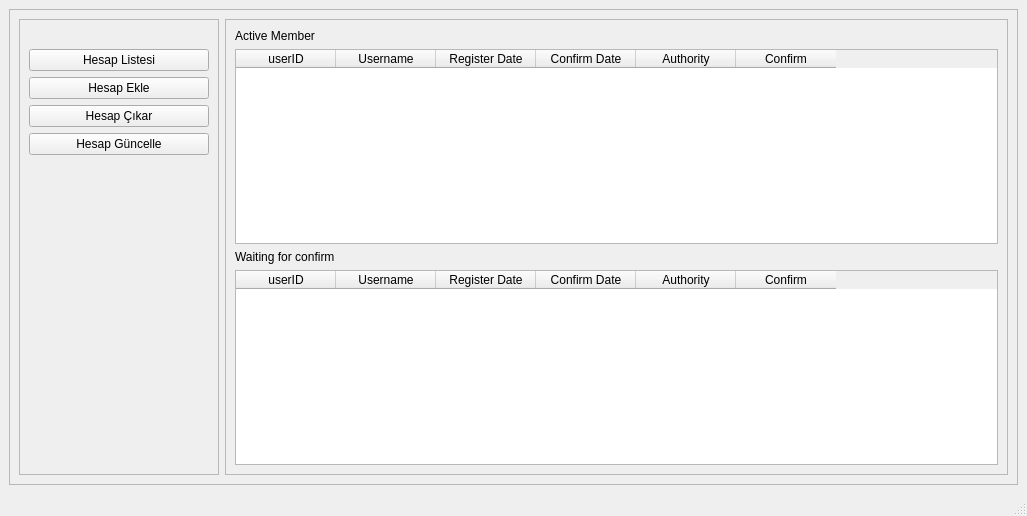
Before: the Qt Designer form design/main_menu.ui in turancan-p/User-Management-With-Mysql, drawn with Qt 5.
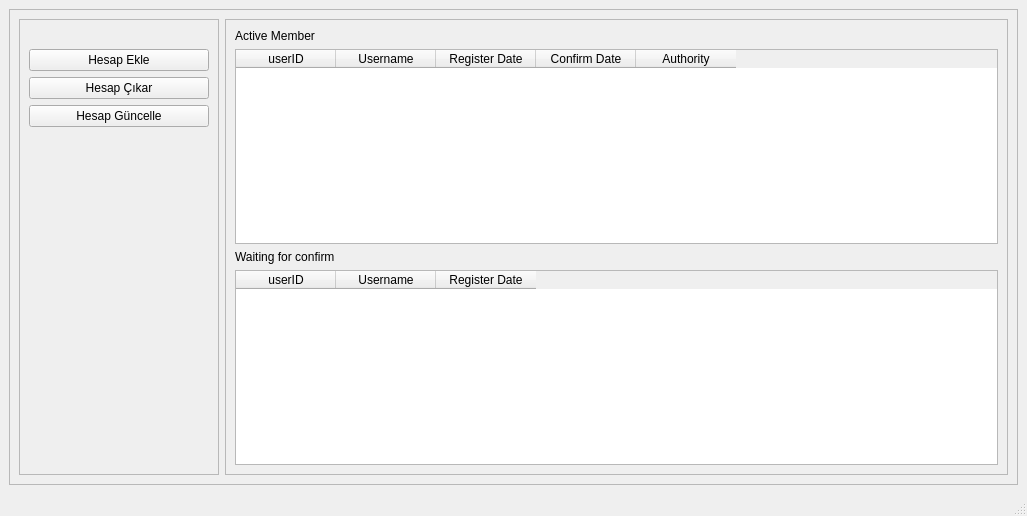
After: the same form once the commit is applied.

What changed in the file:
```diff
--- a/design/main_menu.ui
+++ b/design/main_menu.ui
@@ -63,13 +63,6 @@
                </property>
               </widget>
              </item>
-             <item>
-              <widget class="QPushButton" name="account_list_button">
-               <property name="text">
-                <string>Hesap Listesi</string>
-               </property>
-              </widget>
-             </item>
              <item>
               <widget class="QPushButton" name="account_add_button">
                <property name="text">
@@ -163,11 +156,6 @@
                  <string>Authority</string>
                 </property>
                </column>
-               <column>
-                <property name="text">
-                 <string>Confirm</string>
-                </property>
-               </column>
               </widget>
              </item>
              <item>
@@ -197,21 +185,6 @@
                  <string>Register Date</string>
                 </property>
                </column>
-               <column>
-                <property name="text">
-                 <string>Confirm Date</string>
-                </property>
-               </column>
-               <column>
-                <property name="text">
-                 <string>Authority</string>
-                </property>
-               </column>
-               <column>
-                <property name="text">
-                 <string>Confirm</string>
-                </property>
-               </column>
               </widget>
              </item>
             </layout>
```
